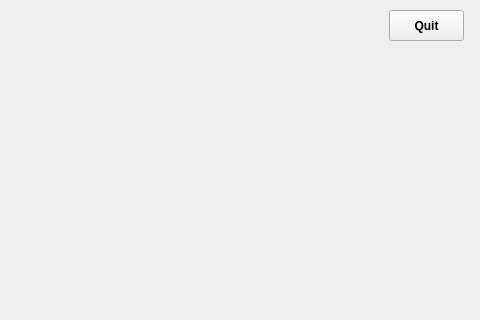
Qt form application_version_beta/mainwindow.ui (AzizBenIsmail/Projet_Parental_Monitoring_System_Qt) before a commit; both pictures show x 621 to 1101 and y 0 to 320 of the 1101 by 806 pixel window.
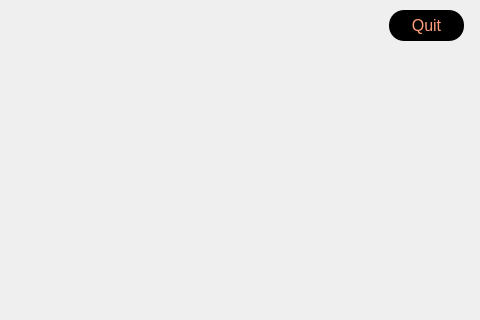
The same form after that commit. Icons and pictures are not drawn.

```diff
--- a/application_version_beta/mainwindow.ui
+++ b/application_version_beta/mainwindow.ui
@@ -78,11 +78,33 @@
     </property>
     <property name="font">
      <font>
-      <weight>75</weight>
+      <family>MS Shell Dlg 2</family>
+      <pointsize>12</pointsize>
+      <weight>9</weight>
       <italic>false</italic>
-      <bold>true</bold>
+      <bold>false</bold>
      </font>
     </property>
+    <property name="styleSheet">
+     <string notr="true">QPushButton
+{
+background:rgb(0, 0, 0);
+border-radius :60px;
+}
+
+QPushButton
+{
+	font: 75 12pt &quot;MS Shell Dlg 2&quot;;
+
+	color:#FFA07A ;
+border-radius:15px;
+}
+QPushButton::hover
+{
+	background-color: qlineargradient(spread:pad, x1:0, y1:0.511, x2:1, y2:0.511, stop:0 rgba(0, 207, 179, 255),stop:1 rgb(108, 135, 255));
+
+}</string>
+    </property>
     <property name="text">
      <string>Quit</string>
     </property>
```
